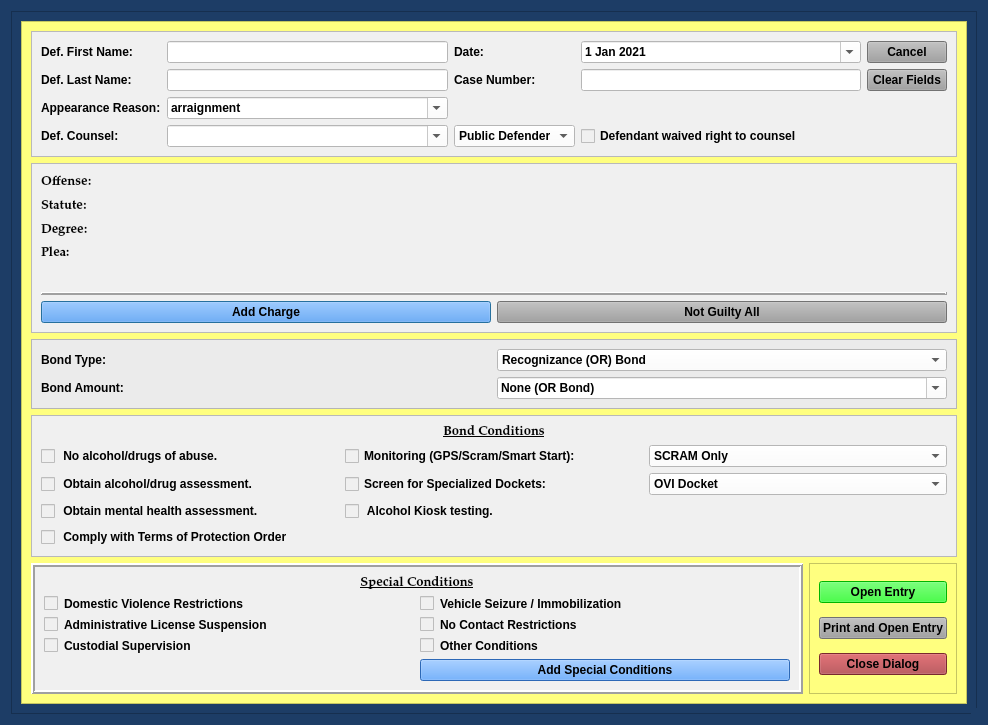
Above: package/views/ui/NotGuiltyBondDialog.ui from HunterProgram22/MuniEntry before the change. Below: the same form after it.
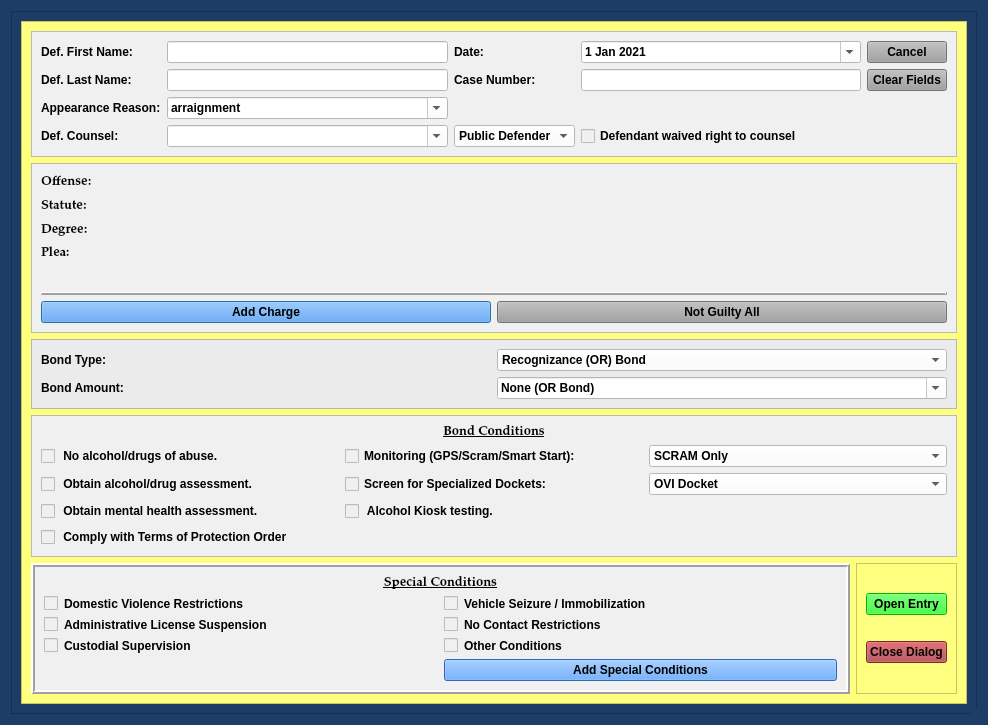
That is the form after the change.

Commit message: Removed print buttons and functions and refactored criminal slots.

Patch:
```diff
--- a/package/views/ui/NotGuiltyBondDialog.ui
+++ b/package/views/ui/NotGuiltyBondDialog.ui
@@ -177,8 +177,8 @@
           <rect>
            <x>0</x>
            <y>0</y>
-           <width>929</width>
-           <height>802</height>
+           <width>927</width>
+           <height>727</height>
           </rect>
          </property>
          <layout class="QGridLayout" name="gridLayout_9" rowstretch="1,2,0,1,1">
@@ -647,7 +647,7 @@
              <enum>QFrame::Raised</enum>
             </property>
             <layout class="QGridLayout" name="gridLayout_10">
-             <item row="3" column="0">
+             <item row="2" column="0">
               <widget class="QPushButton" name="close_dialog_Button">
                <property name="styleSheet">
                 <string notr="true">background-color: rgb(170, 58, 63);
@@ -659,18 +659,6 @@
                </property>
               </widget>
              </item>
-             <item row="1" column="0">
-              <widget class="QPushButton" name="print_entry_Button">
-               <property name="styleSheet">
-                <string notr="true">background-color: rgb(160, 160, 160);
-font: 75 11pt &quot;Palatino Linotype&quot;;
-font-weight: bold;</string>
-               </property>
-               <property name="text">
-                <string>Print and Open Entry</string>
-               </property>
-              </widget>
-             </item>
              <item row="0" column="0">
               <widget class="QPushButton" name="create_entry_Button">
                <property name="styleSheet">
```
Left out of the diff: 1 changed line with no effect on the pictures. The commit also changes 9 other files.
